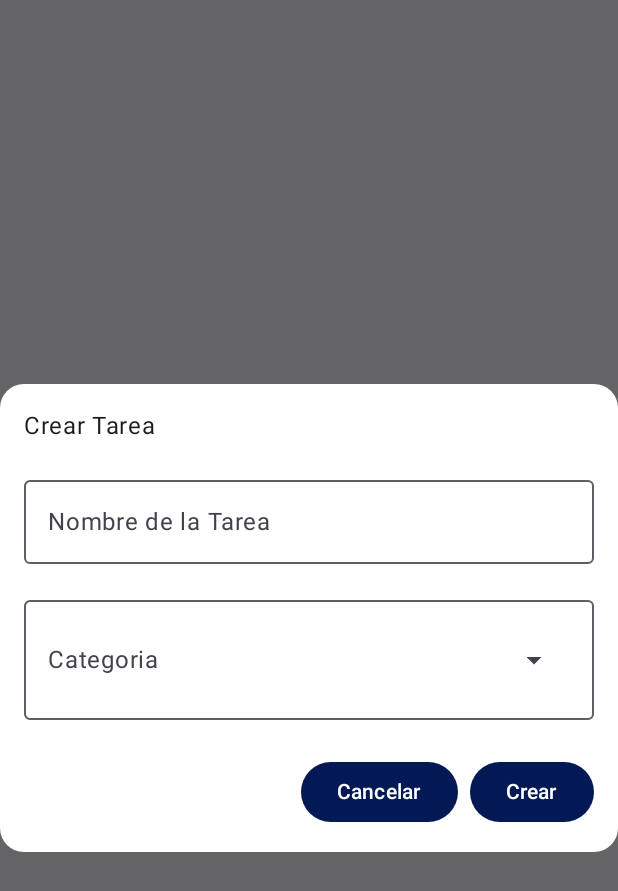
After one commit to Yonjar-Android/TodoApp2025, an Android app built with Jetpack Compose: the composable TaskCreateScreen called with empty values, on a phone screen of 412 x 824 dp. The commit adds this screen. Shown: the top 891 px of the screen. Run offline under Robolectric (Android 15) with nearby library versions, the phone set to English and light mode, and no system bars; 9 statements that could not run were skipped.

Commit message:
feat(task): Design screen for task creation
chore(model): Add default value to completedDate in TaskModel

```diff
--- a/app/src/main/java/com/example/todoapp/data/models/CategoryModel.kt
+++ b/app/src/main/java/com/example/todoapp/data/models/CategoryModel.kt
@@ -1,6 +1,4 @@
 package com.example.todoapp.data.models
-
-import androidx.room.PrimaryKey
 
 data class CategoryModel(
     val id: Long = 0,
--- a/app/src/main/java/com/example/todoapp/data/models/TaskModel.kt
+++ b/app/src/main/java/com/example/todoapp/data/models/TaskModel.kt
@@ -1,6 +1,4 @@
 package com.example.todoapp.data.models
-
-import androidx.room.PrimaryKey
 
 data class TaskModel(
 val id: Long = 0,
@@ -8,5 +6,5 @@ val title: String,
 val completed: Boolean = false,
 val categoryId: Long,
 val createdDate: Long,
-val completedDate: Long
+val completedDate: Long = 0L
 )
--- /dev/null
+++ b/app/src/main/java/com/example/todoapp/presentation/mainScreen/TaskCreateScreen.kt
@@ -0,0 +1,151 @@
+package com.example.todoapp.presentation.mainScreen
+
+import androidx.compose.foundation.layout.Arrangement
+import androidx.compose.foundation.layout.Box
+import androidx.compose.foundation.layout.Column
+import androidx.compose.foundation.layout.Row
+import androidx.compose.foundation.layout.Spacer
+import androidx.compose.foundation.layout.fillMaxWidth
+import androidx.compose.foundation.layout.height
+import androidx.compose.foundation.layout.padding
+import androidx.compose.foundation.layout.width
+import androidx.compose.foundation.shape.RoundedCornerShape
+import androidx.compose.material.icons.Icons
+import androidx.compose.material.icons.filled.ArrowDropDown
+import androidx.compose.material3.Button
+import androidx.compose.material3.ButtonDefaults
+import androidx.compose.material3.DropdownMenu
+import androidx.compose.material3.DropdownMenuItem
+import androidx.compose.material3.Icon
+import androidx.compose.material3.IconButton
+import androidx.compose.material3.OutlinedTextField
+import androidx.compose.material3.Surface
+import androidx.compose.material3.Text
+import androidx.compose.runtime.Composable
+import androidx.compose.runtime.getValue
+import androidx.compose.runtime.mutableLongStateOf
+import androidx.compose.runtime.mutableStateOf
+import androidx.compose.runtime.remember
+import androidx.compose.runtime.setValue
+import androidx.compose.ui.Modifier
+import androidx.compose.ui.graphics.Color
+import androidx.compose.ui.unit.dp
+import androidx.compose.ui.window.Dialog
+import com.example.todoapp.data.models.CategoryWithTaskCount
+import com.example.todoapp.data.models.TaskModel
+import com.example.todoapp.ui.theme.BlueBgTwo
+
+@Composable
+fun TaskCreateScreen(
+    categories: List<CategoryWithTaskCount>,
+    viewModel: MainScreenViewModel,
+    onDismiss: () -> Unit
+) {
+    var taskName by remember { mutableStateOf("") }
+    var taskCategory by remember { mutableStateOf("") }
+    var categoryId by remember { mutableLongStateOf(0L) }
+
+    Dialog(onDismissRequest = onDismiss) {
+        Surface(
+            shape = RoundedCornerShape(16.dp),
+            color = Color.White
+        ) {
+            Column(
+                modifier = Modifier
+                    .padding(16.dp)
+                    .fillMaxWidth()
+            ) {
+                Text(
+                    text = "Crear Tarea",
+                    modifier = Modifier.padding(bottom = 16.dp)
+                )
+
+                OutlinedTextField(
+                    value = taskName,
+                    onValueChange = { taskName = it },
+                    label = { Text("Nombre de la Tarea") },
+                    modifier = Modifier.fillMaxWidth(),
+                    singleLine = true,
+                )
+
+                Spacer(modifier = Modifier.height(16.dp))
+
+                OutlinedTextField(
+                    value = taskCategory,
+                    onValueChange = { taskCategory = it },
+                    label = { Text("Categoria") },
+                    modifier = Modifier.fillMaxWidth(),
+                    singleLine = true,
+                    readOnly = true,
+                    trailingIcon = {
+                        CategoryDropDownMenu(
+                            categories,
+                            categorySelected = { categoryName, categoryIdd ->
+                                taskCategory = categoryName
+                                categoryId = categoryIdd
+                            })
+                    }
+                )
+
+                Spacer(modifier = Modifier.height(24.dp))
+
+                Row(
+                    modifier = Modifier.fillMaxWidth(),
+                    horizontalArrangement = Arrangement.End
+                ) {
+                    Button(
+                        onClick = onDismiss,
+                        colors = ButtonDefaults.buttonColors(containerColor = BlueBgTwo)
+                    ) {
+                        Text("Cancelar")
+                    }
+
+                    Spacer(modifier = Modifier.width(8.dp))
+
+                    Button(onClick = {
+                        onDismiss()
+                        val task = TaskModel(
+                            title = taskName,
+                            categoryId = categoryId,
+                            createdDate = System.currentTimeMillis(),
+                        )
+                        viewModel.createTask(task)
+                    }, colors = ButtonDefaults.buttonColors(containerColor = BlueBgTwo)) {
+                        Text("Crear")
+                    }
+                }
+            }
+
+        }
+    }
+}
+
+@Composable
+fun CategoryDropDownMenu(
+    categories: List<CategoryWithTaskCount>,
+    categorySelected: (String, Long) -> Unit
+) {
+    var expanded by remember { mutableStateOf(false) }
+    Box(
+        modifier = Modifier
+            .padding(16.dp)
+    ) {
+        IconButton(onClick = { expanded = !expanded }) {
+            Icon(Icons.Default.ArrowDropDown, contentDescription = "More options")
+        }
+        DropdownMenu(
+            expanded = expanded,
+            onDismissRequest = { expanded = false }
+        ) {
+            categories.forEach {
+                DropdownMenuItem(
+                    text = { Text(it.title) },
+                    onClick = {
+                        expanded = !expanded
+                        categorySelected(it.title, it.id)
+                    }
+                )
+            }
+        }
+    }
+}
```
Also changed, not shown: app/src/main/java/com/example/todoapp/presentation/mainScreen/MainTaskScreen.kt (+17 -16 lines).
